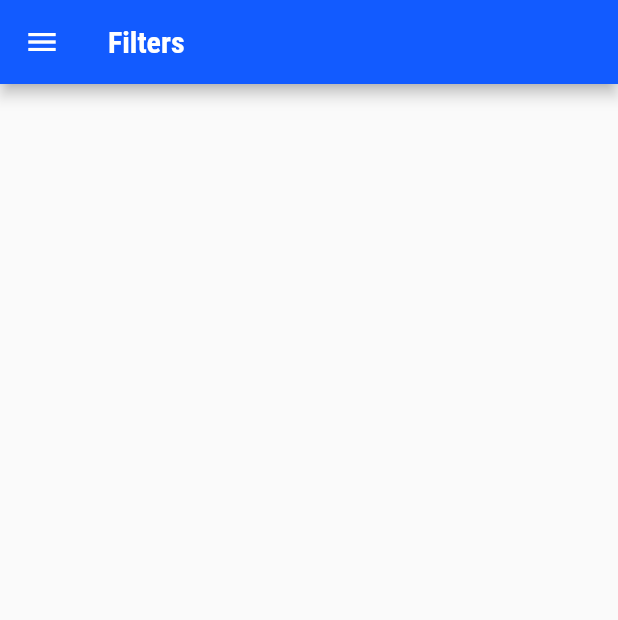
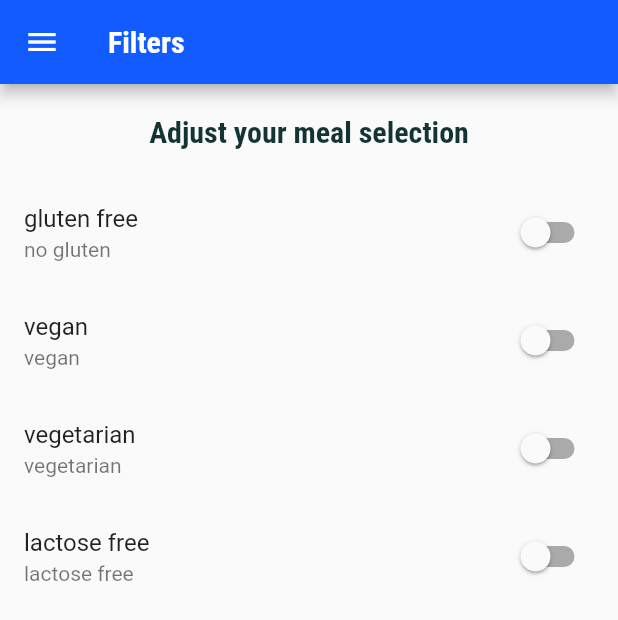
Before and after one commit to babarobat/flutter-meals-app, a Flutter app: the FiltersScreen screen opened by its route, on a phone screen of 412 x 824 dp. Shown: the top 620 px of the screen. Run offline on Flutter 3.47's test engine with Material 2 defaults, Android fonts, the phone set to English and light mode, and no system bars.

Commit message:
filters screen

```diff
--- a/lib/views/screens/filters_screen.dart
+++ b/lib/views/screens/filters_screen.dart
@@ -9,6 +9,11 @@ class FiltersScreen extends StatefulWidget {
 }
 
 class _FiltersScreenState extends State<FiltersScreen> {
+  var isGlutenFree = false;
+  var isVegan = false;
+  var isVegetarian = false;
+  var isLactoseFree = false;
+
   @override
   Widget build(BuildContext context) {
     return Scaffold(
@@ -16,6 +21,77 @@ class _FiltersScreenState extends State<FiltersScreen> {
       appBar: AppBar(
         title: const Text('Filters'),
       ),
+      body: Column(
+        children: [
+          Container(
+            padding: EdgeInsets.all(20),
+            child: Text(
+              'Adjust your meal selection',
+              style: Theme.of(context).textTheme.headline6,
+            ),
+          ),
+          Expanded(
+            child: ListView(
+              children: [
+                _glutenFilter(),
+                _veganFilter(),
+                _vegetarianFilter(),
+                _lactoseFreeFilter(),
+              ],
+            ),
+          )
+        ],
+      ),
     );
   }
+
+  Widget _filterEntry(String title, String description, bool current,
+      Function(bool) onChangedCallback) {
+    return SwitchListTile(
+      title: Text(title),
+      subtitle: Text(description),
+      value: current,
+      onChanged: onChangedCallback,
+    );
+  }
+
+  Widget _glutenFilter() {
+    return _filterEntry(
+        'gluten free',
+        'no gluten ',
+        isGlutenFree,
+        (value) => setState(() {
+              isGlutenFree = value;
+            }));
+  }
+
+  Widget _veganFilter() {
+    return _filterEntry(
+        'vegan',
+        'vegan ',
+        isVegan,
+        (value) => setState(() {
+              isVegan = value;
+            }));
+  }
+
+  Widget _vegetarianFilter() {
+    return _filterEntry(
+        'vegetarian',
+        'vegetarian ',
+        isVegetarian,
+        (value) => setState(() {
+              isVegetarian = value;
+            }));
+  }
+
+  Widget _lactoseFreeFilter() {
+    return _filterEntry(
+        'lactose free',
+        'lactose free ',
+        isLactoseFree,
+        (value) => setState(() {
+              isLactoseFree = value;
+            }));
+  }
 }
```
